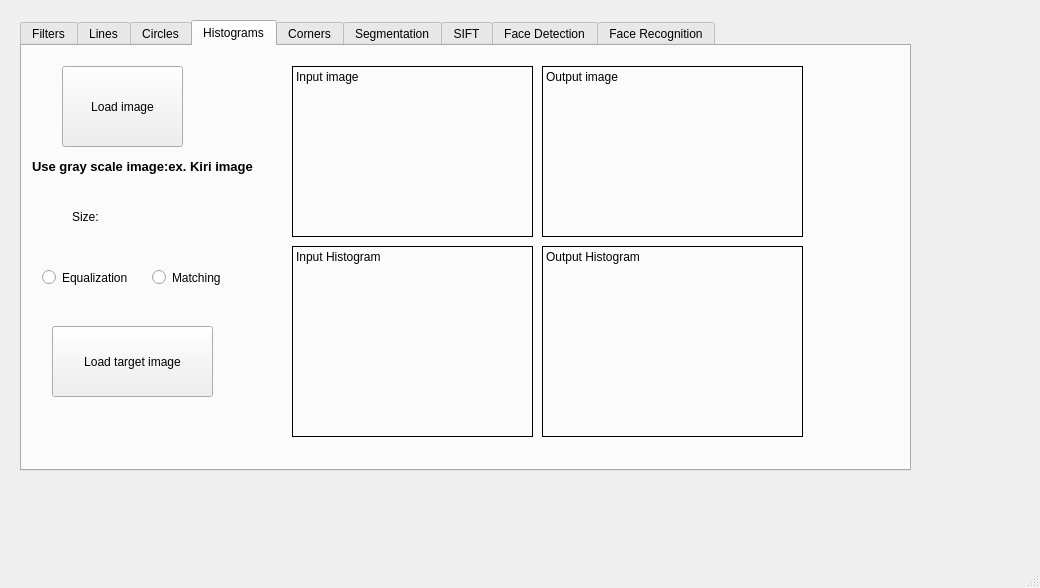
mariamzakaria/computer-vision-platform2, file mainwindow.ui: the form before one commit.
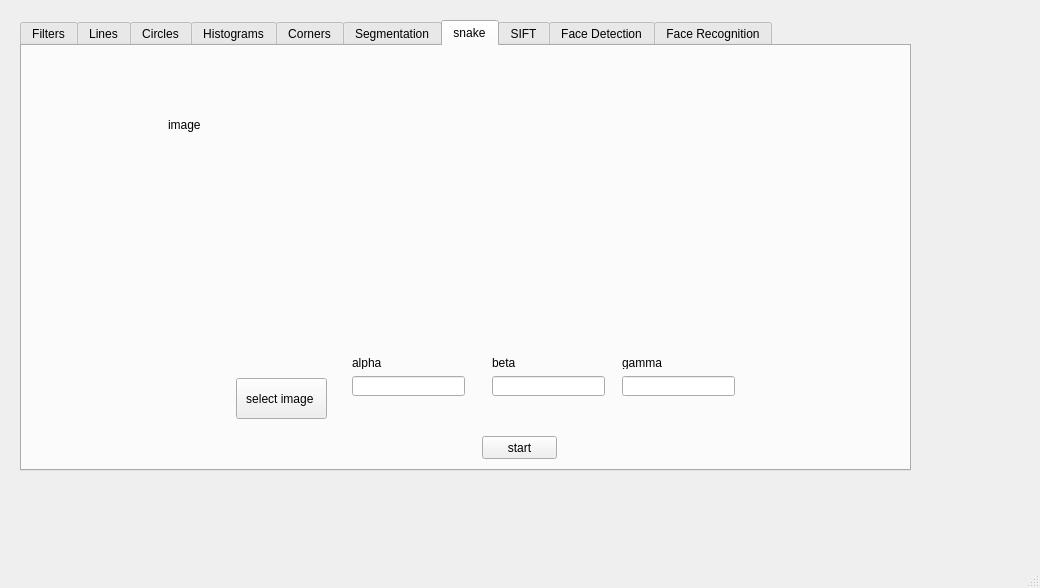
The form after the commit.

The edit to the form file:
```diff
--- a/mainwindow.ui
+++ b/mainwindow.ui
@@ -30,7 +30,7 @@
         <bool>true</bool>
        </property>
        <property name="currentIndex">
-        <number>3</number>
+        <number>6</number>
        </property>
        <widget class="QWidget" name="tab_filters">
         <attribute name="title">
@@ -790,6 +790,122 @@
          <string>Segmentation</string>
         </attribute>
        </widget>
+       <widget class="QWidget" name="snake">
+        <attribute name="title">
+         <string>snake</string>
+        </attribute>
+        <widget class="QLabel" name="label_snake_image">
+         <property name="geometry">
+          <rect>
+           <x>146</x>
+           <y>72</y>
+           <width>341</width>
+           <height>221</height>
+          </rect>
+         </property>
+         <property name="text">
+          <string>image </string>
+         </property>
+         <property name="alignment">
+          <set>Qt::AlignLeading|Qt::AlignLeft|Qt::AlignTop</set>
+         </property>
+        </widget>
+        <widget class="QPushButton" name="pushButton_snake_load">
+         <property name="geometry">
+          <rect>
+           <x>214</x>
+           <y>332</y>
+           <width>91</width>
+           <height>41</height>
+          </rect>
+         </property>
+         <property name="text">
+          <string>select image </string>
+         </property>
+        </widget>
+        <widget class="QLineEdit" name="gamma">
+         <property name="geometry">
+          <rect>
+           <x>600</x>
+           <y>330</y>
+           <width>113</width>
+           <height>20</height>
+          </rect>
+         </property>
+        </widget>
+        <widget class="QLineEdit" name="alpha">
+         <property name="geometry">
+          <rect>
+           <x>330</x>
+           <y>330</y>
+           <width>113</width>
+           <height>20</height>
+          </rect>
+         </property>
+        </widget>
+        <widget class="QPushButton" name="pushButton_start">
+         <property name="geometry">
+          <rect>
+           <x>460</x>
+           <y>390</y>
+           <width>75</width>
+           <height>23</height>
+          </rect>
+         </property>
+         <property name="text">
+          <string>start</string>
+         </property>
+        </widget>
+        <widget class="QLineEdit" name="beta">
+         <property name="geometry">
+          <rect>
+           <x>470</x>
+           <y>330</y>
+           <width>113</width>
+           <height>20</height>
+          </rect>
+         </property>
+        </widget>
+        <widget class="QLabel" name="label_12">
+         <property name="geometry">
+          <rect>
+           <x>330</x>
+           <y>310</y>
+           <width>47</width>
+           <height>13</height>
+          </rect>
+         </property>
+         <property name="text">
+          <string>alpha</string>
+         </property>
+        </widget>
+        <widget class="QLabel" name="label_13">
+         <property name="geometry">
+          <rect>
+           <x>470</x>
+           <y>310</y>
+           <width>47</width>
+           <height>13</height>
+          </rect>
+         </property>
+         <property name="text">
+          <string>beta</string>
+         </property>
+        </widget>
+        <widget class="QLabel" name="label_14">
+         <property name="geometry">
+          <rect>
+           <x>600</x>
+           <y>310</y>
+           <width>47</width>
+           <height>13</height>
+          </rect>
+         </property>
+         <property name="text">
+          <string>gamma</string>
+         </property>
+        </widget>
+       </widget>
        <widget class="QWidget" name="tab_SIFT">
         <attribute name="title">
          <string>SIFT</string>
```
